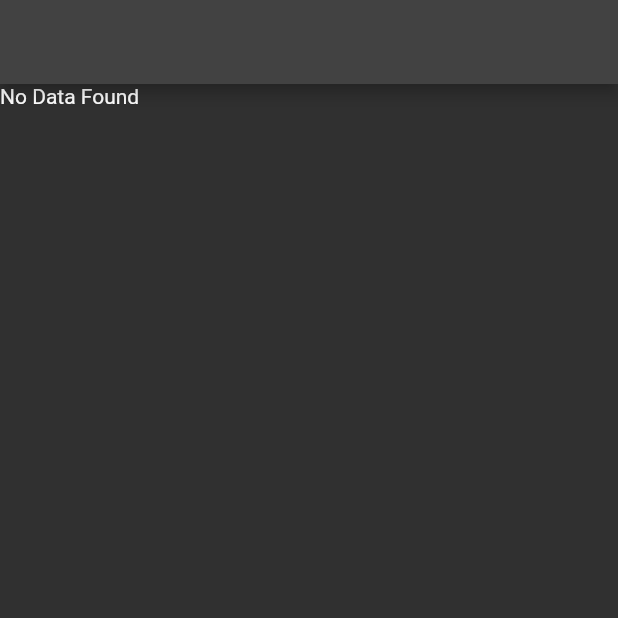
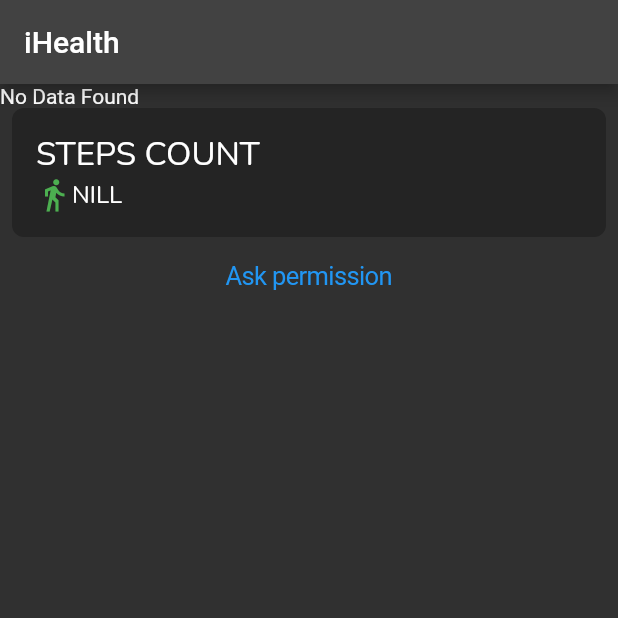
Before and after one commit to SMCCZ/i_health, a Flutter app: the screen it shows after launch, on a phone screen of 412 x 824 dp, the top half of it. Run offline on Flutter 3.47's test engine with Material 2 defaults, Android fonts, the phone set to English and light mode, and no system bars; our stand-ins replace firebase_core, google_fonts; missing offline and left inert: health, vital_core, vital_health; accounts and stored records are empty.

Commit message:
DEV: steps counts displayed

```diff
--- a/lib/main.dart
+++ b/lib/main.dart
@@ -11,6 +11,7 @@ class MyApp extends StatelessWidget {
   const MyApp({super.key});
   @override
   Widget build(BuildContext context) {
+
     return MaterialApp(
       title: 'iHealth',
       theme: ThemeData.dark(),
--- a/lib/views/home_screen.dart
+++ b/lib/views/home_screen.dart
@@ -1,4 +1,7 @@
+import 'package:flutter/cupertino.dart';
 import 'package:flutter/material.dart';
+import 'package:google_fonts/google_fonts.dart';
+import 'package:health/health.dart';
 import 'package:vital_health/vital_health.dart';
 
 import '../services/tryvital_service.dart';
@@ -11,16 +14,34 @@ class HomeScreen extends StatefulWidget {
 }
 
 class _HomeScreenState extends State<HomeScreen> {
+  final health = HealthFactory(useHealthConnectIfAvailable: true);
+  final _startDate = DateTime.now().subtract(const Duration(days: 1));
+  final _endDate = DateTime.now();
+  bool _isPermissionGranted = false;
+
+  int? _stepCount;
   @override
   void initState() {
     TryVital().initTryVital();
+    _getStepsCount();
     super.initState();
+  }
+
+  _getStepsCount() async {
+    _isPermissionGranted =
+        await health.hasPermissions([HealthDataType.STEPS]) ?? false;
+    _stepCount = await health.getTotalStepsInInterval(_startDate, _endDate);
+    setState(() {});
   }
 
   @override
   Widget build(BuildContext context) {
     return Scaffold(
-      appBar: AppBar(),
+      appBar: AppBar(
+        title: Text(
+          "iHealth",
+        ),
+      ),
       body: ListView(
         children: [
           StreamBuilder<SyncStatus>(
@@ -31,13 +52,56 @@ class _HomeScreenState extends State<HomeScreen> {
               }
               if (snapshot.hasData) {
                 return Container(
-                  child: Text(snapshot.data?.status.name ?? "NO Data"),
+                  padding: const EdgeInsets.all(16),
+                  alignment: Alignment.center,
+                  child: Text(
+                      snapshot.data?.status.name.toUpperCase() ?? "NO Data"),
                 );
               } else {
                 return const Text("No Data Found");
               }
             },
-          )
+          ),
+          Container(
+            padding: const EdgeInsets.all(16),
+            margin: const EdgeInsets.symmetric(horizontal: 8),
+            decoration: BoxDecoration(
+              borderRadius: BorderRadius.circular(8),
+              color: Colors.black26,
+            ),
+            child: Column(
+              crossAxisAlignment: CrossAxisAlignment.start,
+              children: [
+                Text(
+                  "STEPS COUNT",
+                  style: GoogleFonts.nunito(
+                    fontSize: 22,
+                  ),
+                ),
+                Row(
+                  children: [
+                    const Icon(
+                      Icons.directions_walk_outlined,
+                      color: Colors.green,
+                    ),
+                    Text(
+                      "${_stepCount ?? 'NILL'}",
+                      style: GoogleFonts.nunito(
+                        fontSize: 16,
+                      ),
+                    ),
+                  ],
+                ),
+              ],
+            ),
+          ),
+          if (!_isPermissionGranted)
+            CupertinoButton(
+              child: Text("Ask permission"),
+              onPressed: () {
+                TryVital().requestHealthPermissions(context);
+              },
+            )
         ],
       ),
     );
```
Also changed, not shown: lib/services/tryvital_service.dart (+74 -2 lines), pubspec.yaml (+5 -3 lines), pubspec.lock, 13 other files.
